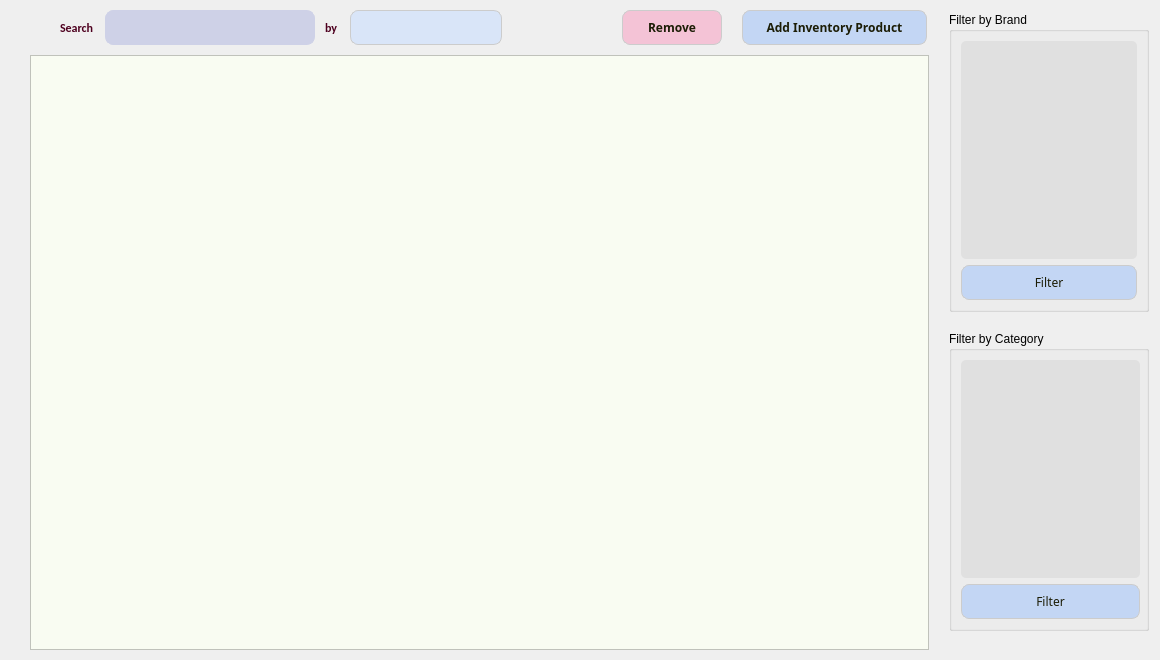
Above: InventoryManagement/inventory_widget.ui from ImRanjbar/Inventory-Management before the change. Below: the same form after it.
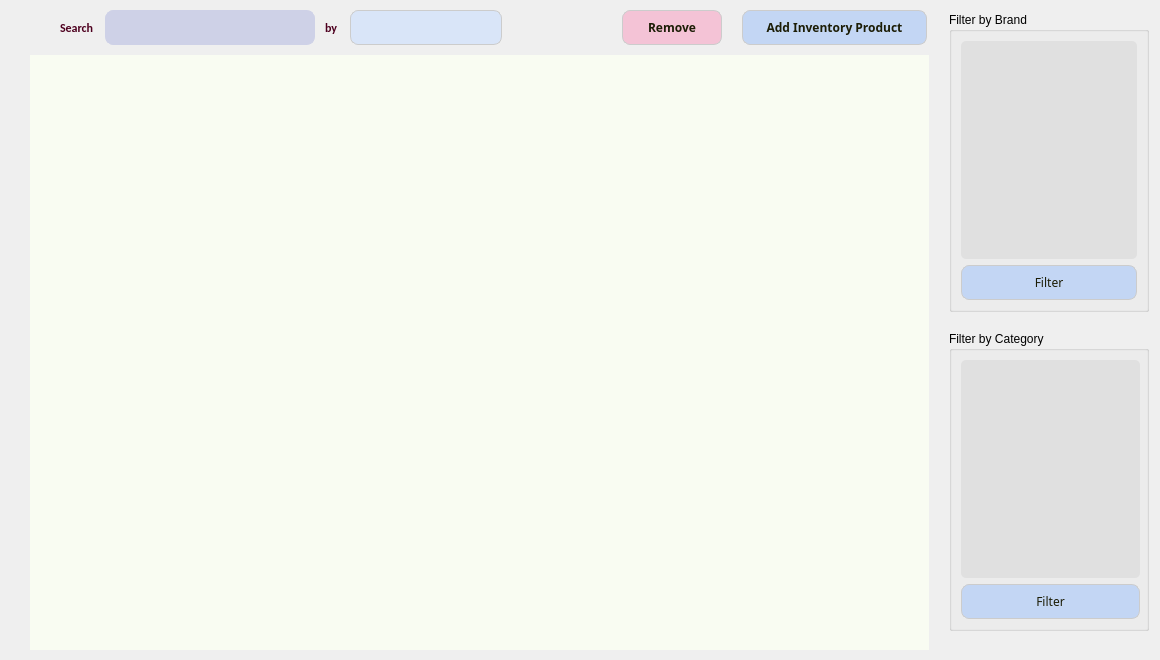
That is the form after the change. Icons and pictures are not drawn.

The edit to the form file:
```diff
--- a/InventoryManagement/inventory_widget.ui
+++ b/InventoryManagement/inventory_widget.ui
@@ -505,6 +505,7 @@
          <property name="styleSheet">
           <string notr="true">QTableView {
 	background-color : #f9fcf2;
+	border-radius : 10 px;
 }
 
 QScrollBar:vertical {
```
